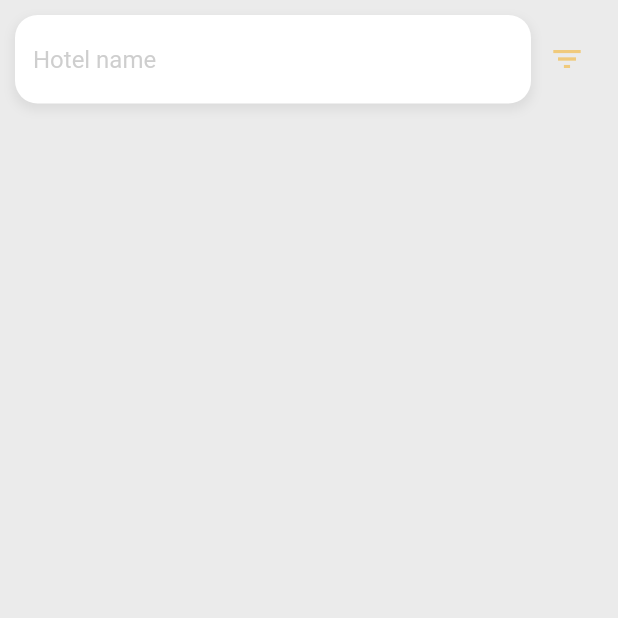
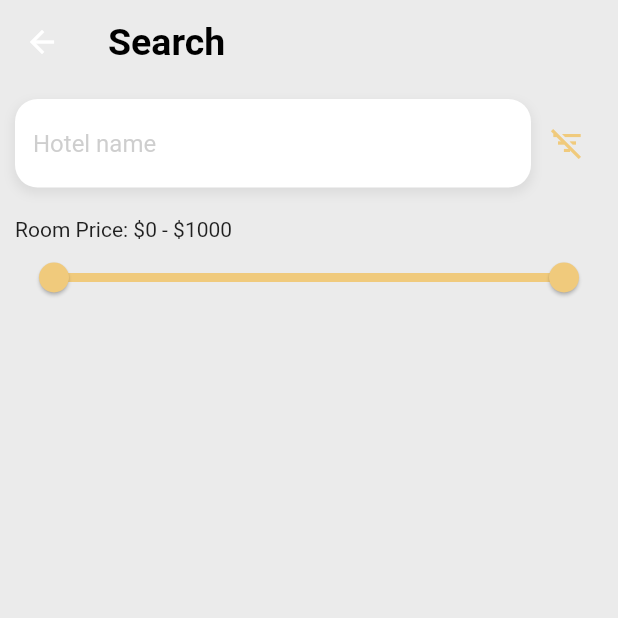
Before and after one commit to AHMADARBASH/PR2, a Flutter app: the SearchScreen screen opened directly, after a tap on the "filter list" icon, on a phone screen of 412 x 824 dp, the top half of it. Run offline on Flutter 3.47's test engine with Material 2 defaults, Android fonts, the phone set to English and light mode, and no system bars; our stand-ins replace animate_do, bloc, cached_network_image, carousel_slider, convert, flutter_bloc and 1 more; network calls fail.

Commit message:
adding search slider

```diff
--- a/lib/layout/screens/search_screen.dart
+++ b/lib/layout/screens/search_screen.dart
@@ -1,3 +1,4 @@
+import 'package:animate_do/animate_do.dart';
 import 'package:flutter/material.dart';
 
 class SearchScreen extends StatefulWidget {
@@ -9,17 +10,23 @@ class SearchScreen extends StatefulWidget {
 
 class _SearchScreenState extends State<SearchScreen> {
   final searchController = TextEditingController();
-
+  bool _filtered = false;
+  double _startValue = 0;
+  double _endValue = 1000;
+  final _Duration = const Duration(milliseconds: 500);
   @override
   Widget build(BuildContext context) {
     return SafeArea(
       child: Scaffold(
+        appBar: AppBar(title: Text('Search')),
         resizeToAvoidBottomInset: false,
         body: Padding(
           padding: EdgeInsets.all(10),
           child: Column(
             children: [
-              Row(
+              FadeInDown(
+                duration: _Duration,
+                child: Row(
                   children: [
                     StatefulBuilder(
                       builder: (context, newSetState) => Expanded(
@@ -39,7 +46,8 @@ class _SearchScreenState extends State<SearchScreen> {
                             decoration: InputDecoration(
                               enabledBorder: OutlineInputBorder(
                                 borderRadius: BorderRadius.circular(15.0),
-                              borderSide: BorderSide(color: Colors.transparent),
+                                borderSide:
+                                    BorderSide(color: Colors.transparent),
                               ),
                               border: OutlineInputBorder(
                                 borderRadius: BorderRadius.circular(15.0),
@@ -51,17 +59,19 @@ class _SearchScreenState extends State<SearchScreen> {
                                       color: Theme.of(context).errorColor,
                                       width: 1)),
                               filled: true,
-                            hintStyle:
-                                TextStyle(color: Colors.grey.withOpacity(0.5)),
+                              hintStyle: TextStyle(
+                                  color: Colors.grey.withOpacity(0.5)),
                               hintText: 'Hotel name',
-                            fillColor: Theme.of(context).colorScheme.secondary,
+                              fillColor:
+                                  Theme.of(context).colorScheme.secondary,
                               suffixIcon: searchController.text.isEmpty
                                   ? null
                                   : IconButton(
                                       icon: Icon(
                                         Icons.clear,
-                                      color:
-                                          Theme.of(context).colorScheme.primary,
+                                        color: Theme.of(context)
+                                            .colorScheme
+                                            .primary,
                                       ),
                                       onPressed: () {
                                         newSetState(() {
@@ -85,14 +95,52 @@ class _SearchScreenState extends State<SearchScreen> {
                       ),
                     ),
                     IconButton(
-                      onPressed: () {},
+                        onPressed: () {
+                          setState(() {
+                            _filtered = !_filtered;
+                          });
+                        },
                         icon: Icon(
-                        Icons.filter_list_outlined,
+                          _filtered
+                              ? Icons.filter_list_off
+                              : Icons.filter_list_outlined,
                           color: Theme.of(context).colorScheme.primary,
                         ))
                   ],
                 ),
-              Expanded(flex: 2, child: Container()),
+              ),
+              SizedBox(
+                height: 20,
+              ),
+              Expanded(
+                  flex: 2,
+                  child: _filtered
+                      ? FadeInUp(
+                          duration: _Duration,
+                          child: Column(
+                            crossAxisAlignment: CrossAxisAlignment.start,
+                            children: [
+                              Text(
+                                  'Room Price: \$${_startValue.round()} - \$${_endValue.round()}'),
+                              RangeSlider(
+                                  max: 1000,
+                                  min: 0,
+                                  divisions: 100,
+                                  values: RangeValues(_startValue, _endValue),
+                                  onChangeEnd: (value) => setState(() {}),
+                                  onChanged: (value) {
+                                    setState(() {
+                                      _startValue = value.start;
+                                      _endValue = value.end;
+                                    });
+                                  })
+                            ],
+                          ),
+                        )
+                      : Container()),
+              SizedBox(
+                height: 10,
+              ),
               Expanded(flex: 2, child: Container()),
             ],
           ),
--- a/pubspec.yaml
+++ b/pubspec.yaml
@@ -43,6 +43,7 @@ dependencies:
   flutter_rating_bar: ^4.0.1
   cached_network_image: ^3.2.3
   path_provider: ^2.0.12
+  animate_do: ^3.0.2
 
 flutter_native_splash:
   color: "#ffffff"
```
Also changed, not shown: pubspec.lock. Lines whose indentation alone changed are shown as unchanged.
